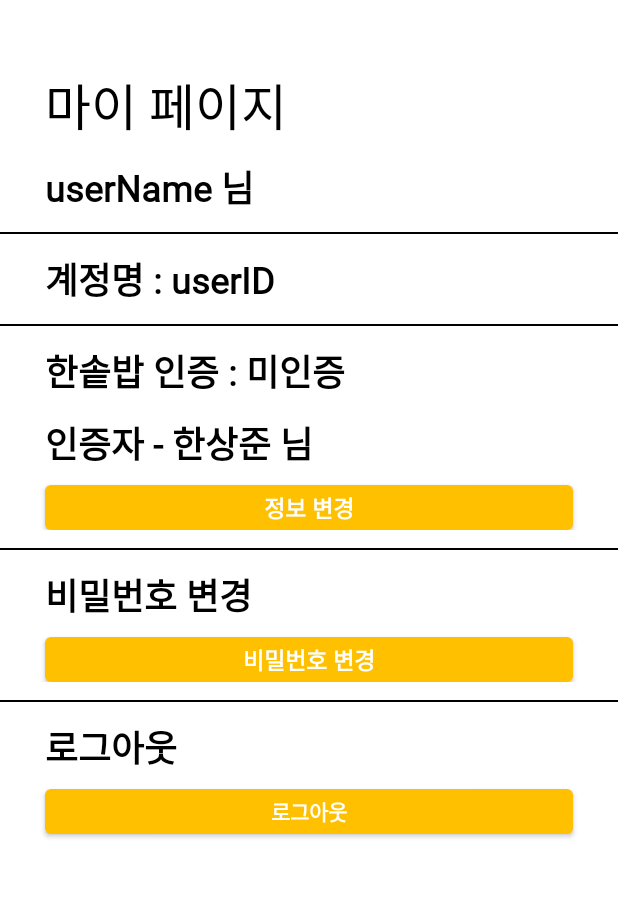
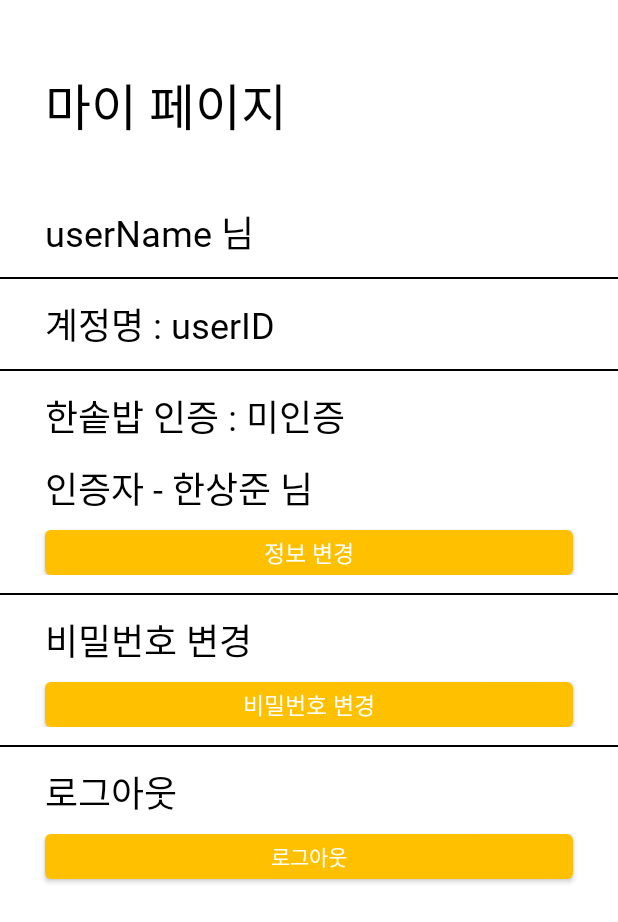
Before and after one commit to Dev-SaTu/KBSC-2022, an Android app: the MyPageActivity screen opened directly, with no data from a screen before it, on a phone screen of 412 x 824 dp. Shown: the top 922 px of the screen. Run offline under Robolectric (Android 15) with nearby library versions, the phone set to English and light mode, and no system bars; 3 statements that could not run were skipped.

Commit message:
xml 수정

```diff
--- a/MyApplication/app/src/main/res/layout/activity_my_page.xml
+++ b/MyApplication/app/src/main/res/layout/activity_my_page.xml
@@ -19,8 +19,8 @@
             android:id="@+id/textView"
             android:layout_width="match_parent"
             android:layout_height="wrap_content"
-            android:layout_marginStart="30dp"
-            android:layout_marginTop="45dp"
+            android:padding="30dp"
+            android:layout_marginTop="15dp"
             android:fontFamily="@font/neo_b"
             android:text="마이 페이지"
             android:textColor="#000000"
@@ -33,11 +33,11 @@
             android:layout_marginStart="30dp"
             android:layout_marginTop="12dp"
             android:layout_marginEnd="20dp"
-            android:fontFamily="@font/apple_bold"
+            android:fontFamily="@font/neo_b"
             android:text="userName 님"
             android:textColor="#000000"
             android:textSize="24sp"
-            android:textStyle="bold" />
+            />
 
         <View
             android:layout_width="match_parent"
@@ -52,11 +52,11 @@
             android:layout_marginStart="30dp"
             android:layout_marginTop="12dp"
             android:layout_marginEnd="20dp"
-            android:fontFamily="@font/apple_bold"
+            android:fontFamily="@font/neo_b"
             android:text="계정명 : userID"
             android:textColor="#000000"
             android:textSize="24sp"
-            android:textStyle="bold" />
+            />
 
         <View
             android:layout_width="match_parent"
@@ -76,11 +76,11 @@
                 android:layout_marginStart="30dp"
                 android:layout_marginTop="12dp"
                 android:layout_marginEnd="20dp"
-                android:fontFamily="@font/apple_bold"
+                android:fontFamily="@font/neo_b"
                 android:text="한솥밥 인증 : 미인증"
                 android:textColor="#000000"
                 android:textSize="24sp"
-                android:textStyle="bold" />
+                />
 
             <TextView
                 android:id="@+id/my_page_user_address"
@@ -89,11 +89,11 @@
                 android:layout_marginStart="30dp"
                 android:layout_marginTop="12dp"
                 android:layout_marginEnd="20dp"
-                android:fontFamily="@font/apple_bold"
+                android:fontFamily="@font/neo_b"
                 android:text="인증자 - 한상준 님"
                 android:textColor="#000000"
                 android:textSize="24sp"
-                android:textStyle="bold" />
+                />
 
             <android.widget.Button
                 android:id="@+id/my_page_user_type_setting_btn"
@@ -104,11 +104,11 @@
                 android:layout_marginTop="10dp"
                 android:layout_marginEnd="30dp"
                 android:background="@drawable/sd_btn_with_box2"
-                android:fontFamily="@font/apple_bold"
+                android:fontFamily="@font/neo_b"
                 android:text="정보 변경"
                 android:textColor="#FFFFFF"
                 android:textSize="15sp"
-                android:textStyle="bold" />
+                />
         </LinearLayout>
 
         <View
@@ -128,11 +128,11 @@
                 android:layout_marginStart="30dp"
                 android:layout_marginTop="12dp"
                 android:layout_marginEnd="20dp"
-                android:fontFamily="@font/apple_bold"
+                android:fontFamily="@font/neo_b"
                 android:text="비밀번호 변경"
                 android:textColor="#000000"
                 android:textSize="24sp"
-                android:textStyle="bold" />
+                />
 
             <android.widget.Button
                 android:id="@+id/change_pw_btn"
@@ -143,11 +143,11 @@
                 android:layout_marginTop="10dp"
                 android:layout_marginEnd="30dp"
                 android:background="@drawable/sd_btn_with_box2"
-                android:fontFamily="@font/apple_bold"
+                android:fontFamily="@font/neo_b"
                 android:text="비밀번호 변경"
                 android:textColor="#FFFFFF"
                 android:textSize="15sp"
-                android:textStyle="bold" />
+                />
 
         </LinearLayout>
 
@@ -168,11 +168,11 @@
                 android:layout_marginStart="30dp"
                 android:layout_marginTop="12dp"
                 android:layout_marginEnd="20dp"
-                android:fontFamily="@font/apple_bold"
+                android:fontFamily="@font/neo_b"
                 android:text="로그아웃"
                 android:textColor="#000000"
                 android:textSize="24sp"
-                android:textStyle="bold" />
+                />
 
             <android.widget.Button
                 android:id="@+id/logout_btn"
@@ -183,11 +183,11 @@
                 android:layout_marginTop="10dp"
                 android:layout_marginEnd="30dp"
                 android:background="@drawable/sd_btn_with_box2"
-                android:fontFamily="@font/apple_bold"
+                android:fontFamily="@font/neo_b"
                 android:text="로그아웃"
                 android:textColor="#FFFFFF"
                 android:textSize="14sp"
-                android:textStyle="bold" />
+                />
         </LinearLayout>
 
     </LinearLayout>
--- a/MyApplication/app/src/main/res/layout/activity_notify_store.xml
+++ b/MyApplication/app/src/main/res/layout/activity_notify_store.xml
@@ -29,7 +29,7 @@
             <LinearLayout
                 android:layout_width="match_parent"
                 android:layout_height="wrap_content"
-                android:layout_marginTop="16dp">
+                android:layout_marginTop="24dp">
 
                 <android.widget.Button
                     android:id="@+id/map"
```
Also changed, not shown: MyApplication/app/src/main/res/layout/activity_notify_store2.xml (+38 -32 lines).
